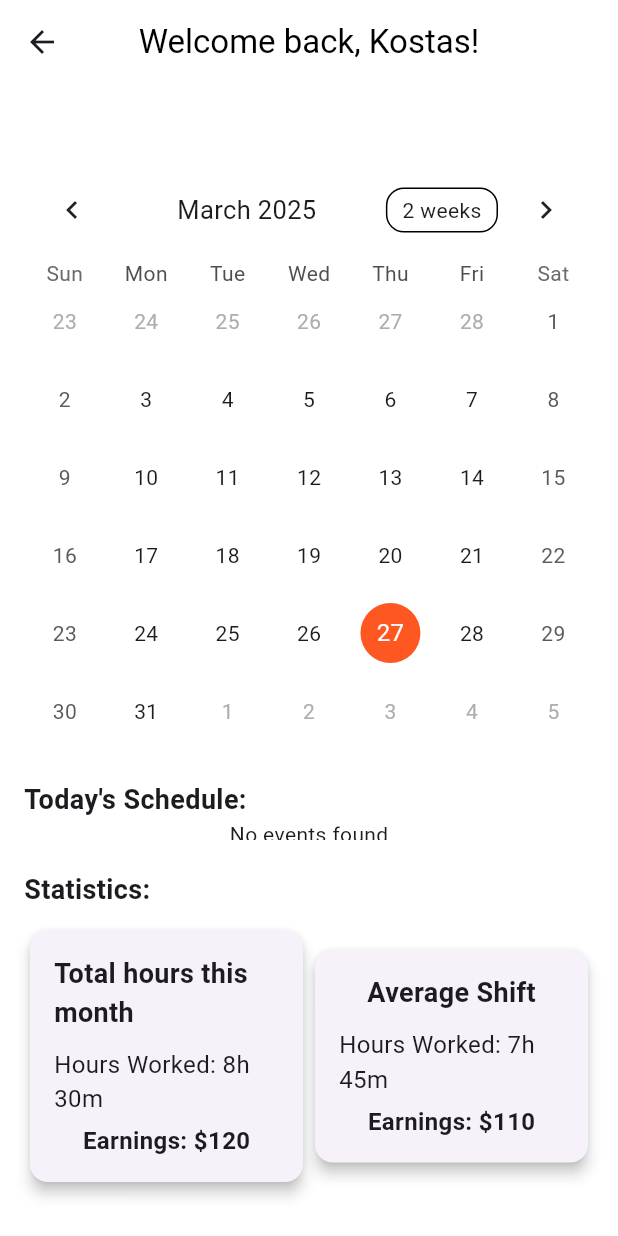
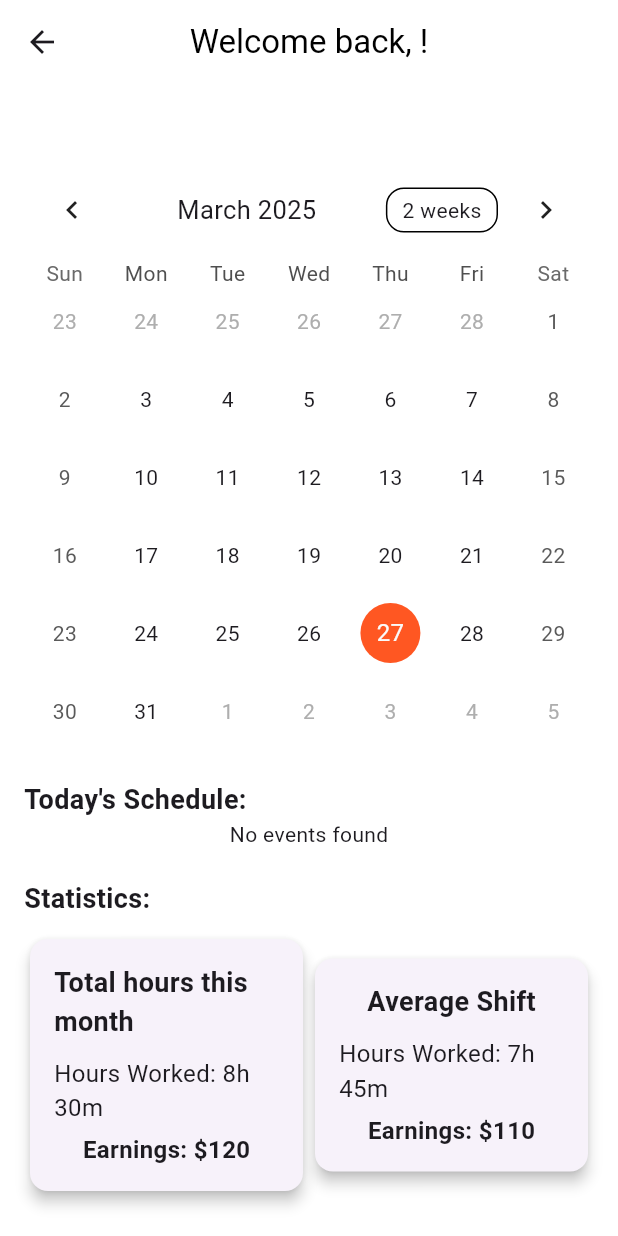
Before and after one commit to konkazazis/onion, a Flutter app: the DashboardScreen screen opened directly with empty values, on a phone screen of 412 x 824 dp. Run offline on Flutter 3.47's test engine with Material 3 defaults, Android fonts, the phone set to English and light mode, and no system bars; drawn by our look-alikes of table_calendar; our stand-ins replace cloud_firestore, firebase_auth, firebase_core, fluttertoast, google_fonts; accounts and stored records are empty; generated files the repository leaves out were written again.

Commit message:
scrolable content

```diff
--- a/lib/dashboard_screen.dart
+++ b/lib/dashboard_screen.dart
@@ -72,13 +72,24 @@ class _DashboardScreenState extends State<DashboardScreen> {
       appBar: AppBar(
         backgroundColor: Colors.transparent,
         elevation: 0,
-        title: const Text(
-          'Welcome back, Kostas!',
+        title: Text.rich(
+          TextSpan(
+            text: 'Welcome back, ',
             style: TextStyle(color: Colors.black),
+            children: [
+              TextSpan(
+                text: widget.username, // Bold username
+                style: TextStyle(fontWeight: FontWeight.bold),
+              ),
+              TextSpan(text: '!'), // Exclamation mark
+            ],
+          ),
         ),
         centerTitle: true,
       ),
-      body: Padding(
+      body: SingleChildScrollView(
+        // Wrap the body content in a scroll view
+        child: Padding(
           padding: const EdgeInsets.symmetric(horizontal: 16.0, vertical: 32.0),
           child: Column(
             crossAxisAlignment: CrossAxisAlignment.start,
@@ -125,26 +136,27 @@ class _DashboardScreenState extends State<DashboardScreen> {
                 "Today's Schedule:",
                 style: TextStyle(fontSize: 18, fontWeight: FontWeight.bold),
               ),
-            Expanded(
-              child: _isLoading
+              // This part is the key fix, wrapped in a scrollable list
+              _isLoading
                   ? const Center(child: CircularProgressIndicator())
                   : filteredEvents.isEmpty
                       ? const Center(child: Text("No events found"))
                       : ListView.builder(
+                          shrinkWrap:
+                              true, // This will allow the list to be scrollable without needing Expanded
+                          physics:
+                              NeverScrollableScrollPhysics(), // Disable scroll of ListView as it's inside a scrollable parent
                           itemCount: filteredEvents.length,
                           itemBuilder: (context, index) {
                             final event = filteredEvents[index];
-                            String eventName = event['event'] ??
-                                'No Event'; // Default value if null
-                            String eventDate = event['date'] ??
-                                'No Date'; // Default value if null
+                            String eventName = event['event'] ?? 'No Event';
+                            String eventDate = event['date'] ?? 'No Date';
                             return ListTile(
                               leading: const Icon(Icons.event),
                               title: Text(eventName),
                               subtitle: Text("Date: $eventDate"),
                             );
                           },
-                        ),
                         ),
               const SizedBox(height: 20),
               const Text(
@@ -170,6 +182,7 @@ class _DashboardScreenState extends State<DashboardScreen> {
             ],
           ),
         ),
+      ),
     );
   }
 }
```
Also changed, not shown: 1 other file. Lines whose indentation alone changed are shown as unchanged.
